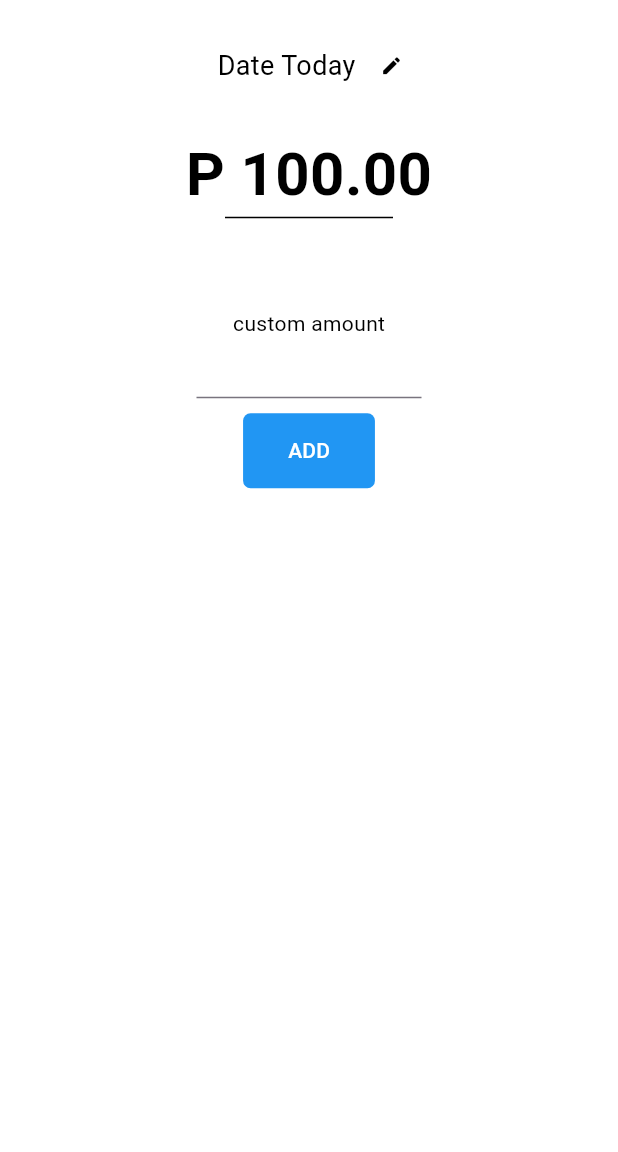
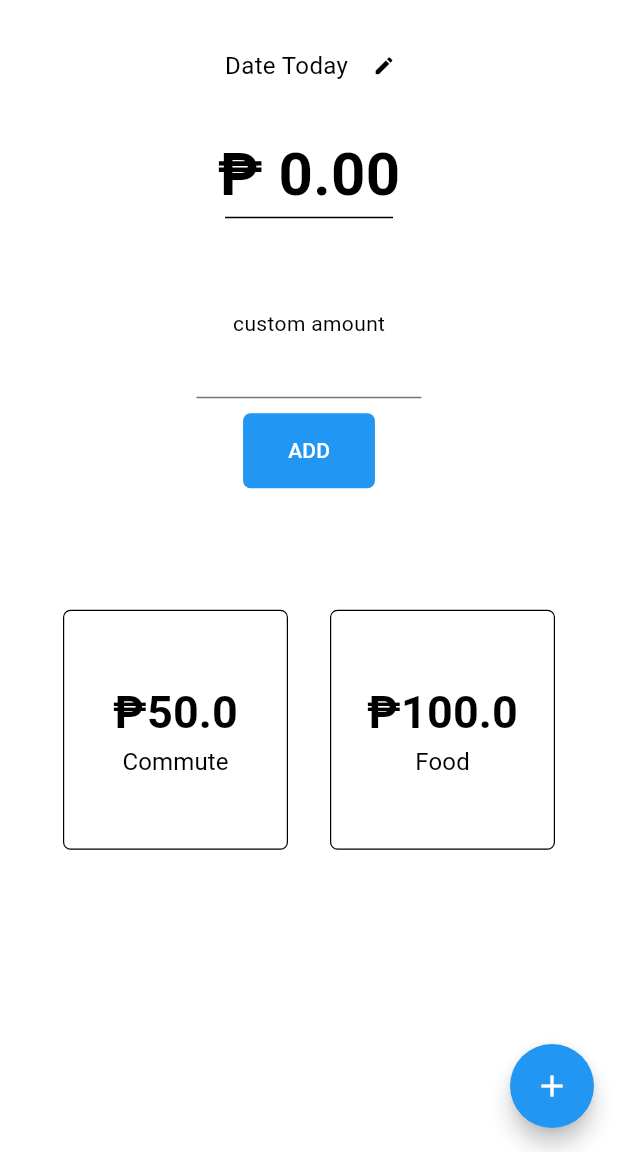
Before and after one commit to p-ragudo/Stupid-Simple-Expense-Tracker, a Flutter app: the screen it shows after launch, on a phone screen of 412 x 824 dp, the part 84-1236 px from its top. Run offline on Flutter 3.47's test engine with Material 3 defaults, Android fonts, the light colour scheme and no system bars.

Commit message:
card and floating action button

```diff
--- a/lib/home.dart
+++ b/lib/home.dart
@@ -9,6 +9,8 @@ class Home extends StatefulWidget {
 }
 
 class _HomeState extends State<Home> {
+
+  double totalExpenses = 0;
 
   @override
   Widget build(BuildContext context) {
@@ -28,6 +30,18 @@ class _HomeState extends State<Home> {
           ),
         ],
       ),
+      floatingActionButton: FloatingActionButton(
+        onPressed: () {
+          // TO DO
+        },
+        backgroundColor: Colors.blue,
+        foregroundColor: Colors.white,
+        shape: RoundedRectangleBorder(
+          borderRadius: BorderRadius.circular(100),
+        ),
+        child: Icon(Icons.add),
+      ),
+      floatingActionButtonLocation: FloatingActionButtonLocation.endFloat,
       body: Column(
         crossAxisAlignment: CrossAxisAlignment.center,
         children: [
@@ -37,10 +51,10 @@ class _HomeState extends State<Home> {
             children: [
             SizedBox(width: 18),
             Text(
-              "Date Today",
+              "Date Today", // REPLACE WITH VARIABLE
               style: TextStyle(
                 color: Colors.black,
-                fontSize: 18,
+                fontSize: 16,
               ),
             ),
             IconButton(
@@ -58,7 +72,7 @@ class _HomeState extends State<Home> {
           SizedBox(height: 20),
 
           Text(
-            "P 100.00", // REPLACE WITH A VARIABLE
+            "₱ ${totalExpenses.toStringAsFixed(2)}",
             style: TextStyle(
               color: Colors.black,
               fontSize: 40,
@@ -81,7 +95,7 @@ class _HomeState extends State<Home> {
               fontSize: 14,
             ),
           ),
-          Container(
+          SizedBox(
             height: 40,
             width: 150,
             child: TextField(
@@ -95,7 +109,6 @@ class _HomeState extends State<Home> {
           SizedBox(height: 10),
 
           TextButton(
-            child: Text("ADD"),
             style: TextButton.styleFrom(
               backgroundColor: Colors.blue,
               foregroundColor: Colors.white,
@@ -107,9 +120,75 @@ class _HomeState extends State<Home> {
             onPressed: () {
 
             },
+            child: Text("ADD"),
+          ),
+
+          SizedBox(height: 81),
+
+          Row(
+            mainAxisAlignment: MainAxisAlignment.center,
+            children: [
+              ExpenseCard(amount: 50, name: "Commute"),
+              SizedBox(width: 28),
+              ExpenseCard(amount: 100, name: "Food"),
+            ],
           ),
         ],
       ),
     );
   }
 }
+
+class ExpenseCard extends StatelessWidget {
+  final double amount;
+  final String name;
+
+  const ExpenseCard({
+    super.key,
+    required this.amount,
+    required this.name,
+  });
+
+  @override
+  Widget build(BuildContext context) {
+    return TextButton(
+      style: TextButton.styleFrom(
+        fixedSize: Size(150, 160),
+        backgroundColor: Colors.white,
+        foregroundColor: Colors.black,
+        shape: RoundedRectangleBorder(
+            borderRadius: BorderRadius.circular(5),
+        ),
+        side: BorderSide(
+          color: Colors.black,
+          width: 0.8,
+        ),
+      ),
+      onPressed: () {
+        // TO DO
+      },
+      child: Column(
+        mainAxisAlignment: MainAxisAlignment.center,
+        children: [
+          Text(
+            "₱$amount",
+            style: TextStyle(
+              color: Colors.black,
+              fontSize: 30,
+              fontWeight: FontWeight.bold,
+            ),
+          ),
+          Text(
+            name,
+            style: TextStyle(
+              color: Colors.black,
+              fontSize: 16,
+              fontWeight: FontWeight.normal,
+            ),
+          ),
+        ],
+      ),
+    );
+  }
+
+}
```
